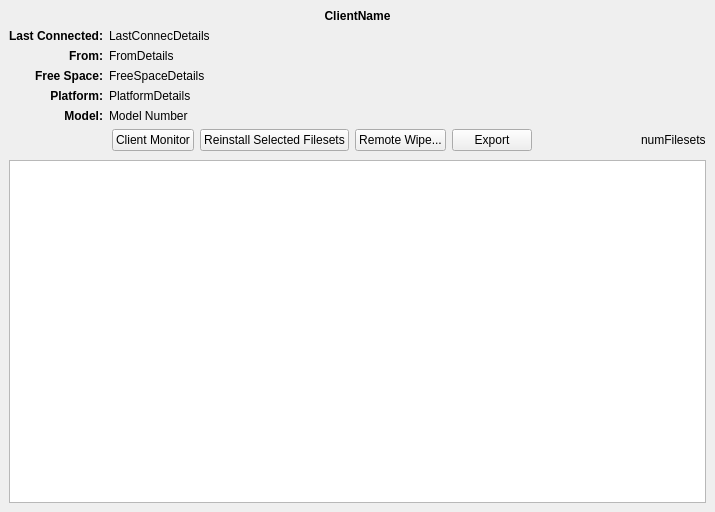
Above: FWAdminLib/ClientReportDlg.ui from fw-dev/translations before the change. Below: the same form after it.
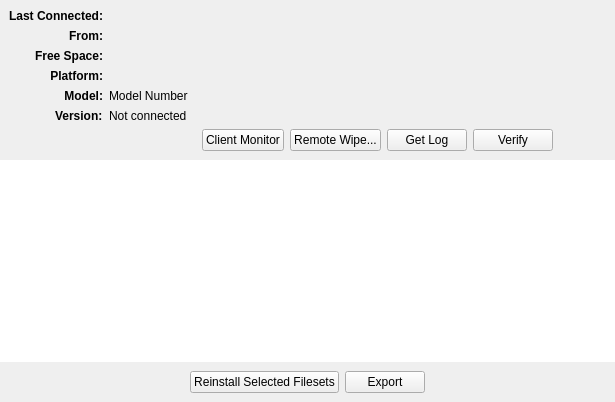
That is the form after the change. Icons and pictures are not drawn. Custom widgets are drawn as their Qt base class.

What changed in the file:
```diff
--- a/FWAdminLib/ClientReportDlg.ui
+++ b/FWAdminLib/ClientReportDlg.ui
@@ -6,8 +6,8 @@
    <rect>
     <x>0</x>
     <y>0</y>
-    <width>715</width>
-    <height>512</height>
+    <width>615</width>
+    <height>402</height>
    </rect>
   </property>
   <property name="windowTitle">
@@ -22,30 +22,49 @@
    </property>
    <item>
     <widget class="QWidget" name="widget" native="true">
+     <layout class="QVBoxLayout" name="verticalLayout_3">
+      <item>
      <layout class="QGridLayout" name="gridLayout_2">
-      <property name="bottomMargin">
-       <number>0</number>
-      </property>
       <item row="0" column="0">
-       <widget class="QLabel" name="_nameField">
-        <property name="font">
-         <font>
-          <weight>75</weight>
-          <bold>true</bold>
-         </font>
-        </property>
-        <property name="text">
-         <string>ClientName</string>
-        </property>
-        <property name="alignment">
-         <set>Qt::AlignCenter</set>
-        </property>
-       </widget>
-      </item>
-      <item row="1" column="0">
        <layout class="QHBoxLayout" name="horizontalLayout">
         <item>
          <layout class="QGridLayout" name="gridLayout">
+            <item row="6" column="3">
+             <widget class="QLabel" name="_platformField">
+              <property name="text">
+               <string/>
+              </property>
+              <property name="textInteractionFlags">
+               <set>Qt::LinksAccessibleByMouse|Qt::TextSelectableByKeyboard|Qt::TextSelectableByMouse</set>
+              </property>
+             </widget>
+            </item>
+            <item row="3" column="3">
+             <widget class="QLabel" name="_dateField">
+              <property name="text">
+               <string/>
+              </property>
+              <property name="textInteractionFlags">
+               <set>Qt::LinksAccessibleByMouse|Qt::TextSelectableByKeyboard|Qt::TextSelectableByMouse</set>
+              </property>
+             </widget>
+            </item>
+            <item row="5" column="0" colspan="3">
+             <widget class="QLabel" name="label_3">
+              <property name="font">
+               <font>
+                <weight>75</weight>
+                <bold>true</bold>
+               </font>
+              </property>
+              <property name="text">
+               <string>Free Space:</string>
+              </property>
+              <property name="alignment">
+               <set>Qt::AlignRight|Qt::AlignTrailing|Qt::AlignVCenter</set>
+              </property>
+             </widget>
+            </item>
           <item row="3" column="0" colspan="3">
            <widget class="QLabel" name="label">
             <property name="font">
@@ -65,7 +84,10 @@
           <item row="3" column="3">
            <widget class="QLabel" name="_dateField">
             <property name="text">
-             <string>LastConnecDetails</string>
+               <string/>
+              </property>
+              <property name="textInteractionFlags">
+               <set>Qt::LinksAccessibleByMouse|Qt::TextSelectableByKeyboard|Qt::TextSelectableByMouse</set>
             </property>
            </widget>
           </item>
@@ -85,36 +107,6 @@
             </property>
            </widget>
           </item>
-          <item row="4" column="3">
-           <widget class="QLabel" name="_ipField">
-            <property name="text">
-             <string>FromDetails</string>
-            </property>
-           </widget>
-          </item>
-          <item row="5" column="0" colspan="3">
-           <widget class="QLabel" name="label_3">
-            <property name="font">
-             <font>
-              <weight>75</weight>
-              <bold>true</bold>
-             </font>
-            </property>
-            <property name="text">
-             <string>Free Space:</string>
-            </property>
-            <property name="alignment">
-             <set>Qt::AlignRight|Qt::AlignTrailing|Qt::AlignVCenter</set>
-            </property>
-           </widget>
-          </item>
-          <item row="5" column="3">
-           <widget class="QLabel" name="_rootSpaceField">
-            <property name="text">
-             <string>FreeSpaceDetails</string>
-            </property>
-           </widget>
-          </item>
           <item row="6" column="0" colspan="3">
            <widget class="QLabel" name="label_4">
             <property name="font">
@@ -134,23 +126,10 @@
           <item row="6" column="3">
            <widget class="QLabel" name="_platformField">
             <property name="text">
-             <string>PlatformDetails</string>
-            </property>
-           </widget>
-          </item>
-          <item row="7" column="2">
-           <widget class="QLabel" name="label_5">
-            <property name="font">
-             <font>
-              <weight>75</weight>
-              <bold>true</bold>
-             </font>
-            </property>
-            <property name="text">
-             <string>Model:</string>
-            </property>
-            <property name="alignment">
-             <set>Qt::AlignRight|Qt::AlignTrailing|Qt::AlignVCenter</set>
+               <string/>
+              </property>
+              <property name="textInteractionFlags">
+               <set>Qt::LinksAccessibleByMouse|Qt::TextSelectableByKeyboard|Qt::TextSelectableByMouse</set>
             </property>
            </widget>
           </item>
@@ -159,6 +138,48 @@
             <property name="text">
              <string>Model Number</string>
             </property>
+              <property name="textInteractionFlags">
+               <set>Qt::LinksAccessibleByMouse|Qt::TextSelectableByKeyboard|Qt::TextSelectableByMouse</set>
+              </property>
+             </widget>
+            </item>
+            <item row="8" column="3">
+             <widget class="QLabel" name="_version">
+              <property name="text">
+               <string>Not connected</string>
+              </property>
+              <property name="textInteractionFlags">
+               <set>Qt::LinksAccessibleByMouse|Qt::TextSelectableByKeyboard|Qt::TextSelectableByMouse</set>
+              </property>
+             </widget>
+            </item>
+            <item row="7" column="2">
+             <widget class="QLabel" name="label_5">
+              <property name="font">
+               <font>
+                <weight>75</weight>
+                <bold>true</bold>
+               </font>
+              </property>
+              <property name="text">
+               <string>Model:</string>
+              </property>
+              <property name="alignment">
+               <set>Qt::AlignRight|Qt::AlignTrailing|Qt::AlignVCenter</set>
+              </property>
+             </widget>
+            </item>
+            <item row="8" column="2">
+             <widget class="QLabel" name="label_6">
+              <property name="font">
+               <font>
+                <weight>75</weight>
+                <bold>true</bold>
+               </font>
+              </property>
+              <property name="text">
+               <string>Version:</string>
+              </property>
            </widget>
           </item>
          </layout>
@@ -232,8 +253,8 @@
         </item>
        </layout>
       </item>
-      <item row="2" column="0">
-       <layout class="QHBoxLayout" name="horizontalLayout_2">
+        <item row="1" column="0">
+         <layout class="QHBoxLayout" name="horizontalLayout_3" stretch="1,0,0,0,0,0,0">
         <item>
          <spacer name="horizontalSpacer_3">
           <property name="orientation">
@@ -254,13 +275,6 @@
           </property>
          </widget>
         </item>
-        <item>
-         <widget class="QPushButton" name="_reinstallButton">
-          <property name="text">
-           <string>Reinstall Selected Filesets</string>
-          </property>
-         </widget>
-        </item>
         <item>
          <widget class="QPushButton" name="_remoteWipeButton">
           <property name="text">
@@ -269,9 +283,16 @@
          </widget>
         </item>
         <item>
-         <widget class="QPushButton" name="_exportButton">
+           <widget class="QPushButton" name="_getLogButton">
           <property name="text">
-           <string>Export</string>
+             <string>Get Log</string>
+            </property>
+           </widget>
+          </item>
+          <item>
+           <widget class="QPushButton" name="_verifyButton">
+            <property name="text">
+             <string>Verify</string>
           </property>
          </widget>
         </item>
@@ -291,9 +312,11 @@
         <item>
          <widget class="QLabel" name="_filesetsField">
           <property name="text">
-           <string>numFilesets</string>
-          </property>
-         </widget>
+             <string/>
+            </property>
+           </widget>
+          </item>
+         </layout>
         </item>
        </layout>
       </item>
@@ -309,6 +332,9 @@
       </sizepolicy>
      </property>
      <layout class="QGridLayout" name="gridLayout_3">
+      <property name="margin">
+       <number>0</number>
+      </property>
       <item row="0" column="0">
        <widget class="QTreeView" name="_filesetsList">
         <property name="sizePolicy">
@@ -317,6 +343,9 @@
           <verstretch>1</verstretch>
          </sizepolicy>
         </property>
+        <property name="frameShape">
+         <enum>QFrame::NoFrame</enum>
+        </property>
         <property name="alternatingRowColors">
          <bool>true</bool>
         </property>
@@ -334,8 +363,62 @@
      </layout>
     </widget>
    </item>
-  </layout>
- </widget>
+   <item>
+    <widget class="QWidget" name="widget_2" native="true">
+     <layout class="QGridLayout" name="gridLayout_4">
+      <item row="0" column="0">
+       <spacer name="horizontalSpacer">
+        <property name="orientation">
+         <enum>Qt::Horizontal</enum>
+        </property>
+        <property name="sizeHint" stdset="0">
+         <size>
+          <width>40</width>
+          <height>20</height>
+         </size>
+        </property>
+       </spacer>
+      </item>
+      <item row="0" column="3">
+       <spacer name="horizontalSpacer_5">
+        <property name="orientation">
+         <enum>Qt::Horizontal</enum>
+        </property>
+        <property name="sizeHint" stdset="0">
+         <size>
+          <width>40</width>
+          <height>20</height>
+         </size>
+        </property>
+       </spacer>
+      </item>
+      <item row="0" column="1">
+       <widget class="QPushButton" name="_reinstallButton">
+        <property name="text">
+         <string>Reinstall Selected Filesets</string>
+        </property>
+       </widget>
+      </item>
+      <item row="0" column="2">
+       <widget class="QPushButton" name="_exportButton">
+        <property name="text">
+         <string>Export</string>
+        </property>
+       </widget>
+      </item>
+     </layout>
+    </widget>
+   </item>
+  </layout>
+ </widget>
+ <layoutdefault spacing="6" margin="9"/>
+ <customwidgets>
+  <customwidget>
+   <class>StyledTreeView</class>
+   <extends>QTreeView</extends>
+   <header>FileWaveGuiLib/styledviews/styledtreeview.h</header>
+  </customwidget>
+ </customwidgets>
  <resources>
   <include location="../FileWaveGuiLib/GuiLib.qrc"/>
  </resources>
```
Left out of the diff: 15 changed lines with no effect on the pictures. Lines whose indentation alone changed are shown as unchanged.
